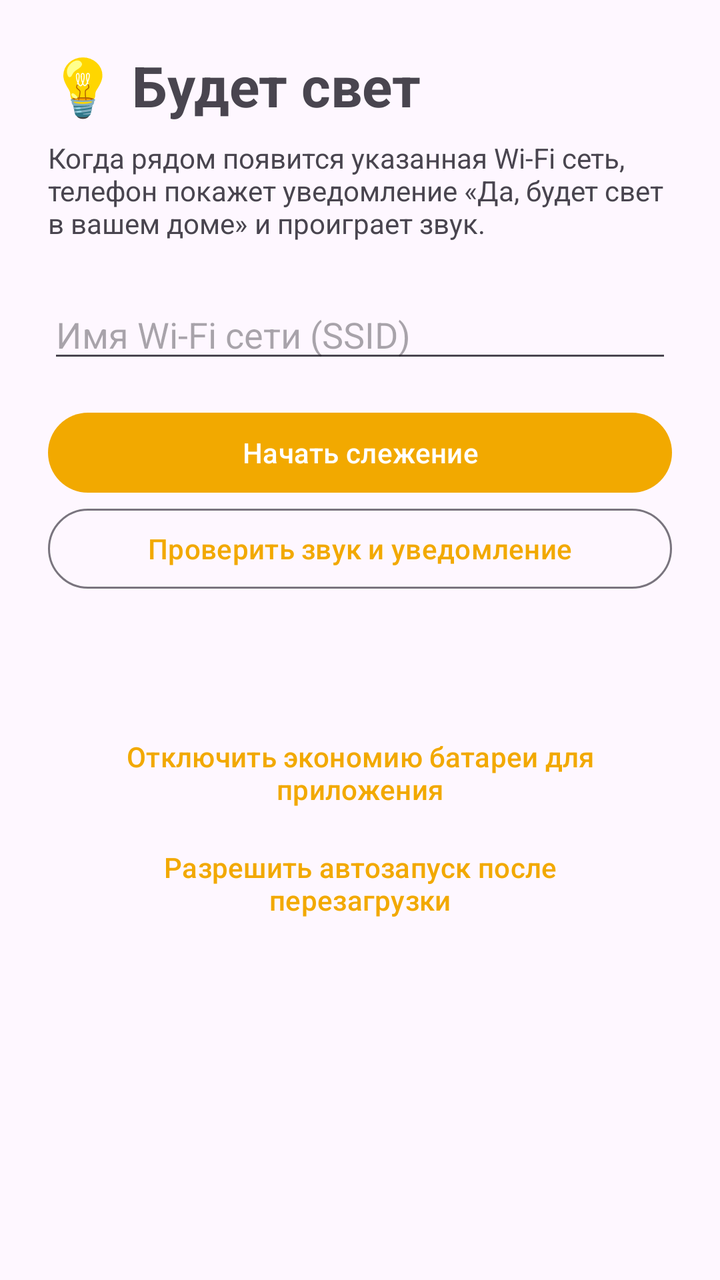
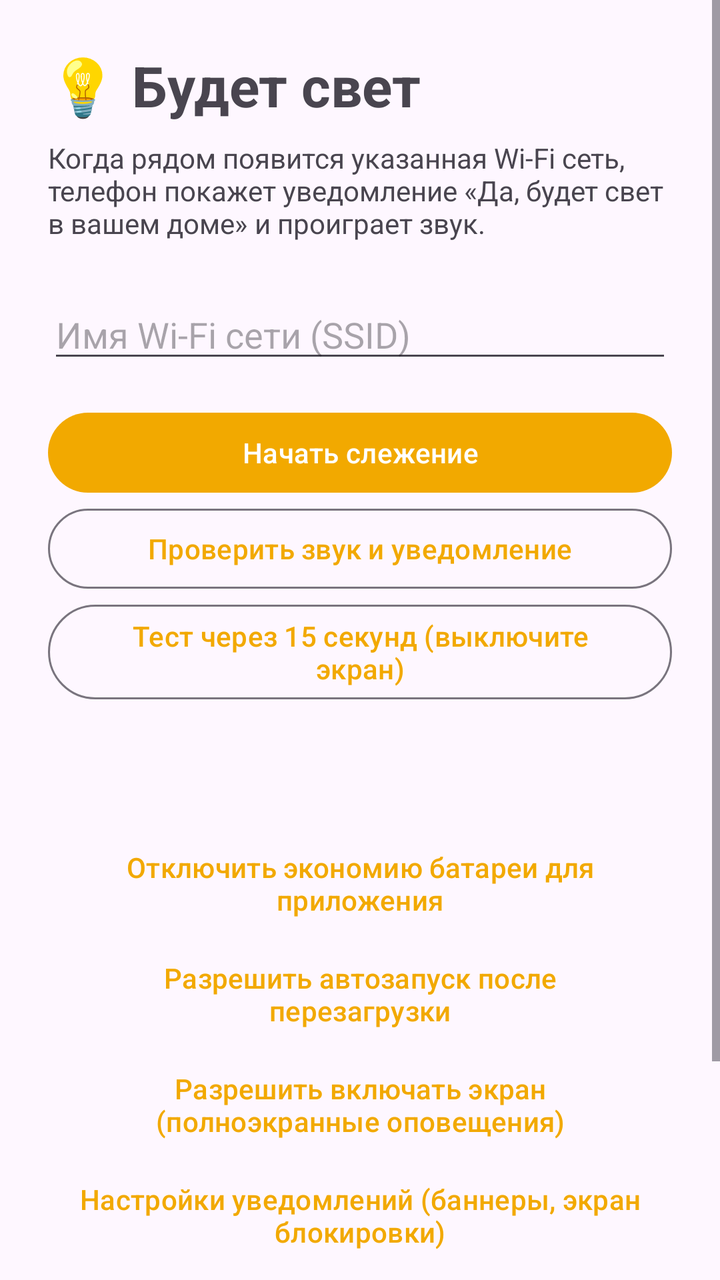

An Android layout rendered at two revisions. The XML below is the earlier revision; the diff shows what the commit changed to produce the second picture.
<!-- AndroidManifest.xml: application theme Theme.SvetApp -->
<!-- res/layout/activity_main.xml -->
<?xml version="1.0" encoding="utf-8"?>
<ScrollView xmlns:android="http://schemas.android.com/apk/res/android"
    android:layout_width="match_parent"
    android:layout_height="match_parent"
    android:fitsSystemWindows="true">

    <LinearLayout
        android:layout_width="match_parent"
        android:layout_height="wrap_content"
        android:orientation="vertical"
        android:padding="24dp">

        <TextView
            android:layout_width="wrap_content"
            android:layout_height="wrap_content"
            android:text="💡 Будет свет"
            android:textSize="28sp"
            android:textStyle="bold" />

        <TextView
            android:layout_width="match_parent"
            android:layout_height="wrap_content"
            android:layout_marginTop="8dp"
            android:text="Когда рядом появится указанная Wi-Fi сеть, телефон покажет уведомление «Да, будет свет в вашем доме» и проиграет звук." />

        <EditText
            android:id="@+id/ssid"
            android:layout_width="match_parent"
            android:layout_height="wrap_content"
            android:layout_marginTop="24dp"
            android:hint="Имя Wi-Fi сети (SSID)"
            android:inputType="text"
            android:maxLines="1" />

        <Button
            android:id="@+id/toggle"
            android:layout_width="match_parent"
            android:layout_height="wrap_content"
            android:layout_marginTop="16dp"
            android:text="Начать слежение" />

        <Button
            android:id="@+id/test"
            style="@style/Widget.Material3.Button.OutlinedButton"
            android:layout_width="match_parent"
            android:layout_height="wrap_content"
            android:text="Проверить звук и уведомление" />

        <TextView
            android:id="@+id/status"
            android:layout_width="match_parent"
            android:layout_height="wrap_content"
            android:layout_marginTop="24dp"
            android:lineSpacingExtra="6dp"
            android:textSize="15sp" />

        <Button
            android:id="@+id/battery"
            style="@style/Widget.Material3.Button.TextButton"
            android:layout_width="match_parent"
            android:layout_height="wrap_content"
            android:layout_marginTop="16dp"
            android:text="Отключить экономию батареи для приложения" />

        <Button
            android:id="@+id/bgLocation"
            style="@style/Widget.Material3.Button.TextButton"
            android:layout_width="match_parent"
            android:layout_height="wrap_content"
            android:text="Разрешить автозапуск после перезагрузки" />
    </LinearLayout>
</ScrollView>
<!-- resources referenced by this layout -->
<resources>
  <style name="Theme.SvetApp" parent="Theme.Material3.DayNight.NoActionBar">
          <item name="colorPrimary">#F2A900</item>
      </style>
</resources>

<!-- the commit's change to res/layout/activity_main.xml (unified diff, before → after) -->
@@ -46,6 +46,13 @@
             android:layout_height="wrap_content"
             android:text="Проверить звук и уведомление" />
 
+        <Button
+            android:id="@+id/testDelayed"
+            style="@style/Widget.Material3.Button.OutlinedButton"
+            android:layout_width="match_parent"
+            android:layout_height="wrap_content"
+            android:text="Тест через 15 секунд (выключите экран)" />
+
         <TextView
             android:id="@+id/status"
             android:layout_width="match_parent"
@@ -68,5 +75,48 @@
             android:layout_width="match_parent"
             android:layout_height="wrap_content"
             android:text="Разрешить автозапуск после перезагрузки" />
+        <Button
+            android:id="@+id/fullScreen"
+            style="@style/Widget.Material3.Button.TextButton"
+            android:layout_width="match_parent"
+            android:layout_height="wrap_content"
+            android:text="Разрешить включать экран (полноэкранные оповещения)" />
+
+        <Button
+            android:id="@+id/huawei"
+            style="@style/Widget.Material3.Button.TextButton"
+            android:layout_width="match_parent"
+            android:layout_height="wrap_content"
+            android:text="Huawei: разрешить работу в фоне (запуск приложений)"
+            android:visibility="gone" />
+
+        <Button
+            android:id="@+id/notifSettings"
+            style="@style/Widget.Material3.Button.TextButton"
+            android:layout_width="match_parent"
+            android:layout_height="wrap_content"
+            android:text="Настройки уведомлений (баннеры, экран блокировки)" />
+
+        <TextView
+            android:layout_width="match_parent"
+            android:layout_height="wrap_content"
+            android:layout_marginTop="24dp"
+            android:text="Диагностика"
+            android:textStyle="bold" />
+
+        <TextView
+            android:id="@+id/diag"
+            android:layout_width="match_parent"
+            android:layout_height="wrap_content"
+            android:layout_marginTop="4dp"
+            android:textIsSelectable="true"
+            android:textSize="13sp" />
+
+        <Button
+            android:id="@+id/refresh"
+            style="@style/Widget.Material3.Button.TextButton"
+            android:layout_width="wrap_content"
+            android:layout_height="wrap_content"
+            android:text="Обновить" />
     </LinearLayout>
 </ScrollView>
